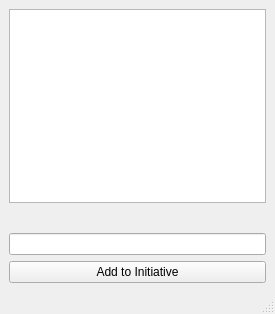
Old version of the form src/tutorials/mainWindowTable.ui in the repository TheRedshift/DMShield.
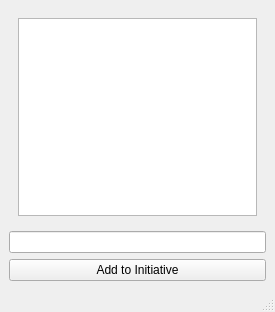
New version of the form.

Commit message: realised it was a list the whole time because i'm a buffoon

Diff of the .ui file:
```diff
--- a/src/tutorials/mainWindowTable.ui
+++ b/src/tutorials/mainWindowTable.ui
@@ -7,7 +7,7 @@
     <x>0</x>
     <y>0</y>
     <width>275</width>
-    <height>314</height>
+    <height>312</height>
    </rect>
   </property>
   <property name="windowTitle">
@@ -15,16 +15,13 @@
   </property>
   <widget class="QWidget" name="centralwidget">
    <layout class="QVBoxLayout" name="verticalLayout">
-    <item>
-     <widget class="QListView" name="tableView">
-      <property name="selectionMode">
-       <enum>QAbstractItemView::SingleSelection</enum>
-      </property>
-     </widget>
-    </item>
     <item>
      <widget class="QWidget" name="widget" native="true">
-      <layout class="QHBoxLayout" name="horizontalLayout"/>
+      <layout class="QHBoxLayout" name="horizontalLayout">
+       <item>
+        <widget class="QTableView" name="tableView"/>
+       </item>
+      </layout>
      </widget>
     </item>
     <item>
```
The commit also changes 4 other files.
